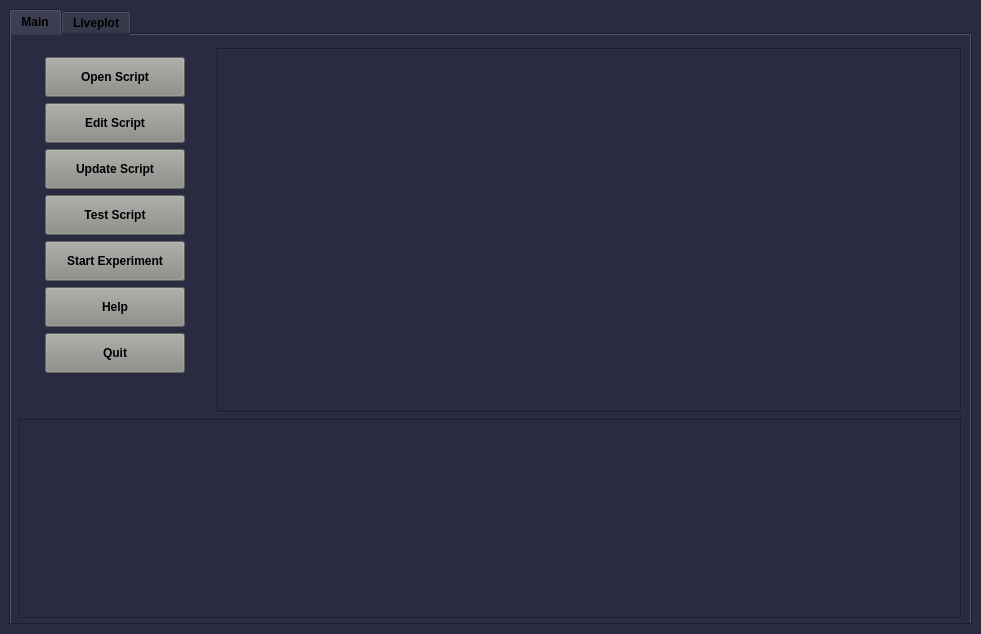
Before: the Qt Designer form atomize/main/gui/main_window.ui in Anatoly1010/Atomize, drawn with Qt 5.
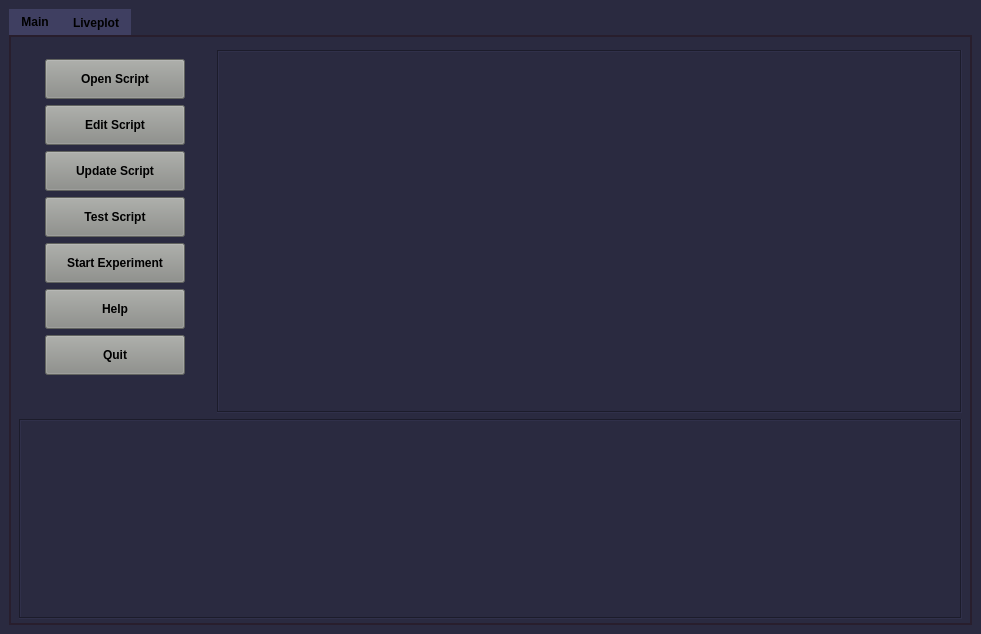
After: the same form once the commit is applied. Custom widgets are drawn as their Qt base class.

What changed in the file:
```diff
--- a/atomize/main/gui/main_window.ui
+++ b/atomize/main/gui/main_window.ui
@@ -51,6 +51,14 @@
       <property name="focusPolicy">
        <enum>Qt::TabFocus</enum>
       </property>
+      <property name="styleSheet">
+       <string notr="true">QTabWidget::pane {
+    border: 1.5px solid rgb(40, 30, 45 );
+}
+QTabBar::tab {
+	background: rgb(63, 63, 97 );
+}</string>
+      </property>
       <property name="tabShape">
        <enum>QTabWidget::Rounded</enum>
       </property>
```
Left out of the diff: 2 changed lines with no effect on the pictures.
